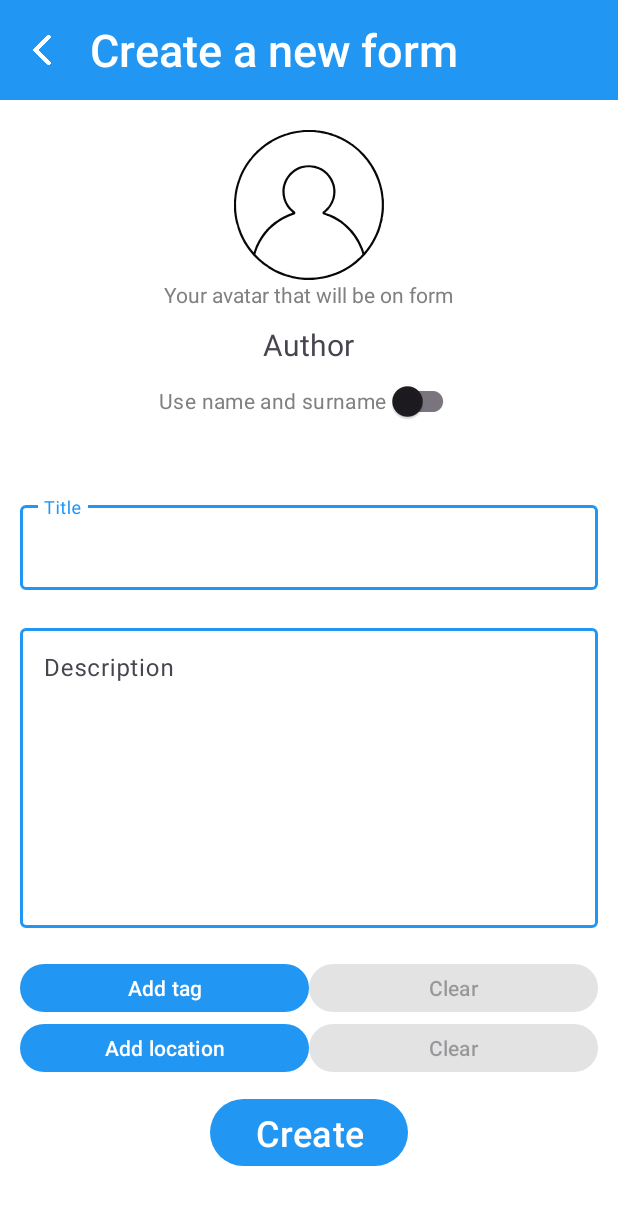
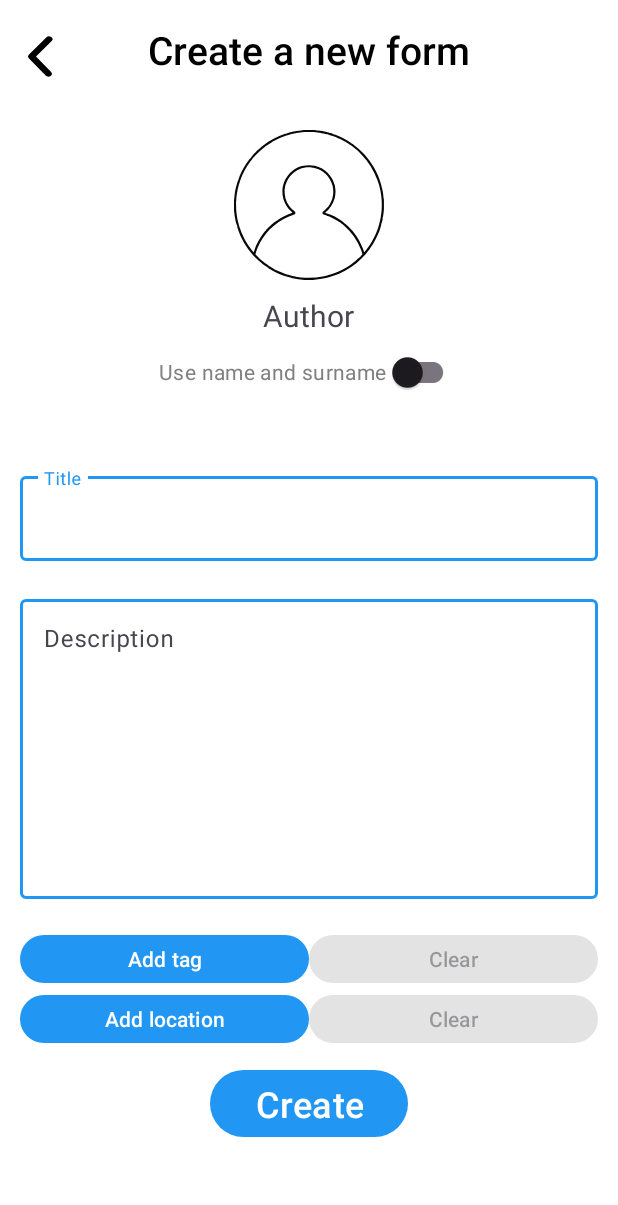
Before and after one commit to LoveAviation/FindMe, an Android app: the CreateFormActivity screen opened directly, with no data from a screen before it, on a phone screen of 412 x 824 dp. Shown: the top 1205 px of the screen. Run offline under Robolectric (Android 15) with nearby library versions, the phone set to English and light mode, and no system bars; our stand-ins replace Dagger/Hilt's generated code; pictures from the network do not load; 7 statements that could not run were skipped.

Commit message:
little bug fix

```diff
--- a/app/src/main/res/drawable/back_button_resize.xml
+++ b/app/src/main/res/drawable/back_button_resize.xml
@@ -1,9 +1,9 @@
-<?xml version="1.0" encoding="utf-8"?>
-<layer-list xmlns:android="http://schemas.android.com/apk/res/android">
-    <item
-        android:width="12dp"
-        android:height="20dp">
-        <bitmap
-            android:src="@drawable/back_button"/>
-    </item>
-</layer-list>
+<vector xmlns:android="http://schemas.android.com/apk/res/android"
+    android:width="56dp"
+    android:height="46dp"
+    android:viewportWidth="24"
+    android:viewportHeight="24">
+  <path
+      android:pathData="M13.83,19a1,1 0,0 1,-0.78 -0.37l-4.83,-6a1,1 0,0 1,0 -1.27l5,-6a1,1 0,0 1,1.54 1.28L10.29,12l4.32,5.36a1,1 0,0 1,-0.78 1.64z"
+      android:fillColor="@color/black"/>
+</vector>
--- a/app/src/main/res/layout/activity_create_form.xml
+++ b/app/src/main/res/layout/activity_create_form.xml
@@ -16,14 +16,21 @@
             android:id="@+id/toolbar"
             android:layout_width="match_parent"
             android:layout_height="wrap_content"
-            android:background="?attr/colorPrimary"
+            android:background="@android:color/transparent"
             android:minHeight="?attr/actionBarSize"
             android:theme="?attr/actionBarTheme"
-            app:title="@string/create_activity_title"
-            app:titleTextAppearance="@style/ToolBarStyle"
-            app:buttonGravity="center_vertical"
             android:paddingVertical="5dp"
-            app:navigationIcon="@drawable/back_button_resize" />
+            app:navigationIcon="@drawable/back_button_resize">
+            <TextView
+                android:layout_width="wrap_content"
+                android:layout_height="wrap_content"
+                android:text="@string/create_activity_title"
+                android:layout_gravity="center"
+                android:id="@+id/toolbar_title"
+                android:textAppearance="@style/ToolBarStyle"/>
+
+
+        </androidx.appcompat.widget.Toolbar>
 
         <ImageView
             android:id="@+id/avatar"
@@ -34,14 +41,6 @@
             android:contentDescription="@string/click_to_choose_avatar"
             android:scaleType="centerCrop"
             app:srcCompat="@drawable/profile_button" />
-
-        <TextView
-            android:id="@+id/avatar_text"
-            android:layout_width="wrap_content"
-            android:layout_height="wrap_content"
-            android:text="@string/your_avatar_that_will_be_on_form"
-            android:textColor="@color/gray"
-            android:layout_gravity="center"/>
 
         <TextView
             android:id="@+id/author"
--- a/app/src/main/res/values/styles.xml
+++ b/app/src/main/res/values/styles.xml
@@ -9,8 +9,8 @@
         <item name="boxStrokeWidth">2dp</item>
     </style>
     <style name="ToolBarStyle" parent="TextAppearance.Widget.AppCompat.Toolbar.Title">>
-        <item name="android:textSize">30sp</item>
-        <item name="android:textColor">@android:color/white</item>
+        <item name="android:textSize">26sp</item>
+        <item name="android:textColor">@android:color/black</item>
     </style>
     <style name="TextInputLayoutRoundedBox">
         <item name="boxCornerRadiusBottomEnd">20dp</item>
--- a/gradle.properties
+++ b/gradle.properties
@@ -15,6 +15,7 @@ org.gradle.jvmargs=-Xmx2048m -Dfile.encoding=UTF-8
 # Android operating system, and which are packaged with your app's APK
 # https://developer.android.com/topic/libraries/support-library/androidx-rn
 android.useAndroidX=true
+android.enableJetifier=true
 # Kotlin code style for this project: "official" or "obsolete":
 kotlin.code.style=official
 # Enables namespacing of each library's R class so that its R class includes only the
--- a/gradle/libs.versions.toml
+++ b/gradle/libs.versions.toml
@@ -1,5 +1,5 @@
 [versions]
-agp = "8.7.2"
+agp = "8.8.1"
 kotlin = "1.9.0"
 coreKtx = "1.13.1"
 junit = "4.13.2"
```
Also changed, not shown: app/build.gradle.kts (+8 -4 lines), app/src/main/java/com/example/findme/presentation/forms/adapter/FormsAdapter.kt (+7 -0 lines), app/src/main/res/drawable/back_button.png (deleted), gradle/wrapper/gradle-wrapper.properties.
